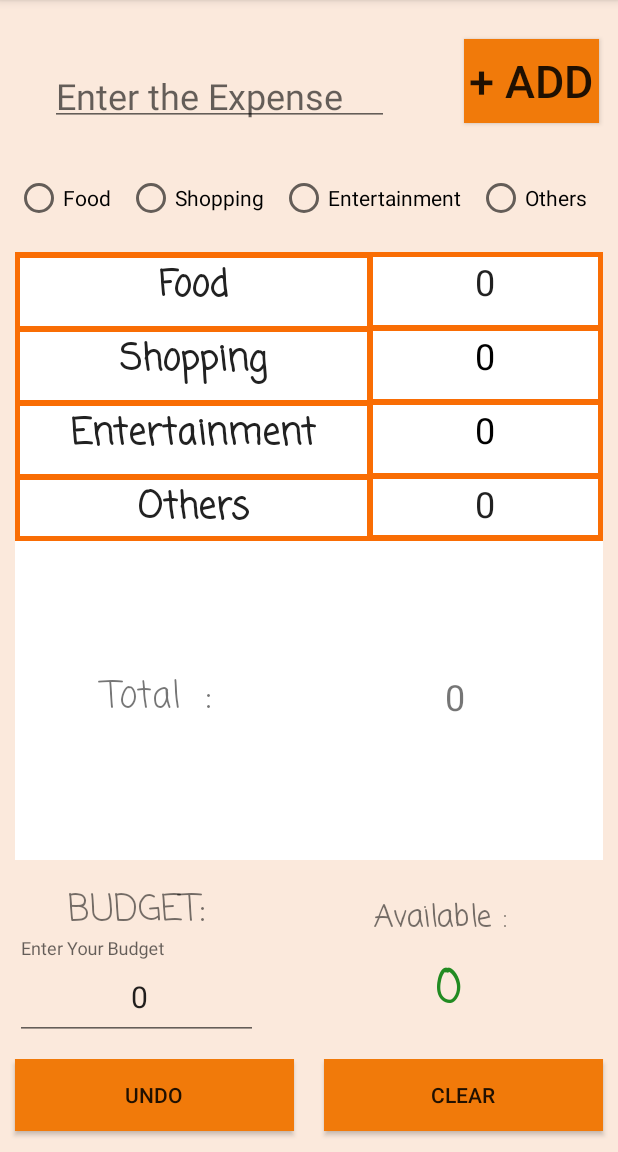
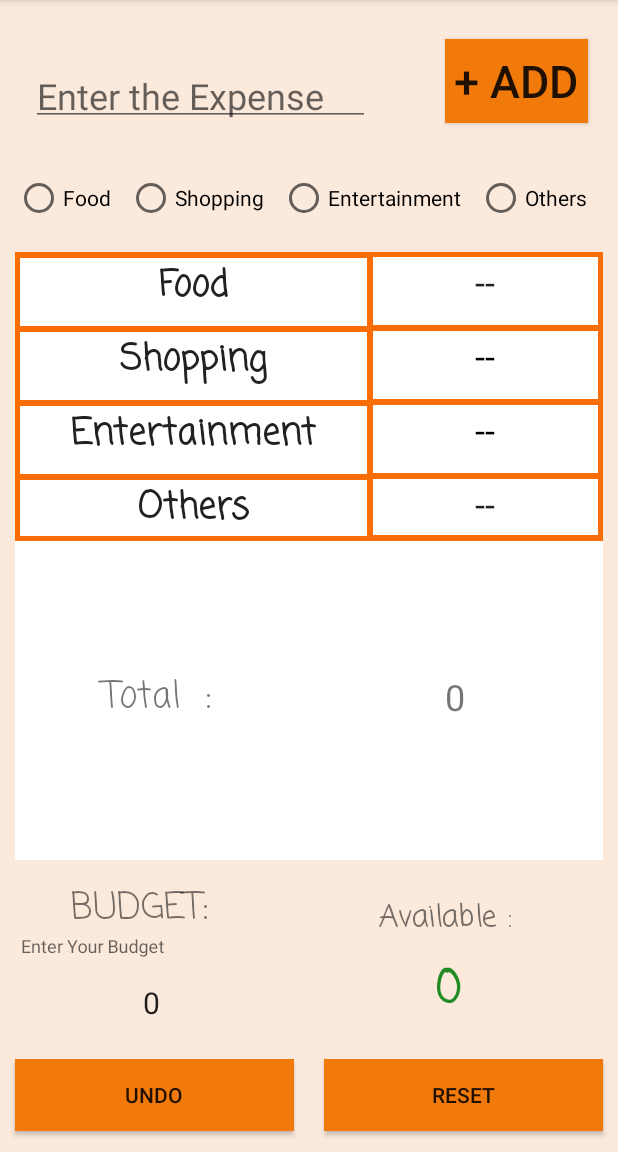
Before and after one commit to chkry/AndroidProjects, an Android app: the screen it shows after launch (MainActivity), on a phone screen of 412 x 824 dp, the part 84-1236 px from its top. Run offline under Robolectric (Android 15) with nearby library versions, the phone set to English and light mode, and no system bars.

Commit message:
Minor Bug fixed

```diff
--- a/ExpenseDiary/app/src/main/java/com/example/rishikumar/expensediary/MainActivity.java
+++ b/ExpenseDiary/app/src/main/java/com/example/rishikumar/expensediary/MainActivity.java
@@ -160,6 +160,10 @@ public class MainActivity extends AppCompatActivity {
                 tv4.setTextColor(Color.rgb(34, 139, 34));
             }
         }
+        if(no1==0){p1.setText("--");}
+        if(no2==0){p2.setText("--");}
+        if(no3==0){p3.setText("--");}
+        if(no4==0){p4.setText("--");}
 
 
 
@@ -221,6 +225,13 @@ public class MainActivity extends AppCompatActivity {
 
 
                 }
+
+
+                if(no1==0){p1.setText("--");}
+                if(no2==0){p2.setText("--");}
+                if(no3==0){p3.setText("--");}
+                if(no4==0){p4.setText("--");}
+
                 myDb.updateData(1,no1, no2, no3, no4, bud, bal,no1o, no2o, no3o, no4o, budo, balo);
 
 
--- a/ExpenseDiary/app/src/main/res/layout/activity_main.xml
+++ b/ExpenseDiary/app/src/main/res/layout/activity_main.xml
@@ -98,7 +98,7 @@
             android:layout_marginRight="10dp"
             android:layout_weight="1"
             android:background="?android:attr/colorFocusedHighlight"
-            android:text="Clear"
+            android:text="Reset"
             android:textSize="14sp" />
     </LinearLayout>
 
@@ -352,24 +352,27 @@
 
             <TextView
                 android:id="@+id/textVcsdiew3"
-                android:layout_width="162dp"
+                android:layout_width="165dp"
                 android:layout_height="wrap_content"
-                android:layout_weight="0.83"
+                android:layout_marginBottom="0dp"
                 android:fontFamily="casual"
                 android:gravity="bottom|center_vertical|center_horizontal"
                 android:text="BUDGET:"
                 android:textSize="24sp"
                 tools:layout_editor_absoluteX="8dp"
-                tools:layout_editor_absoluteY="637dp" />
+                tools:layout_editor_absoluteY="637dp"
+                android:layout_weight="1.93" />
 
             <android.support.design.widget.TextInputLayout
                 android:id="@+id/input_layout_dfsemail"
                 android:layout_width="match_parent"
-                android:layout_height="wrap_content">
+                android:layout_height="69dp"
+                android:weightSum="1">
+
                 <EditText
                     android:id="@+id/ed1"
-                android:layout_width="162dp"
-                android:layout_height="57dp"
+                    android:layout_width="match_parent"
+                    android:layout_height="68dp"
                     android:layout_gravity="bottom"
                     android:allowUndo="false"
                     android:ems="1"
@@ -402,7 +405,7 @@
                 android:layout_weight="0.59"
                 android:fontFamily="casual"
                 android:gravity="bottom|center_vertical|center_horizontal"
-                android:text="Available :"
+                android:text=" Available :"
                 android:textSize="20sp" />
 
             <TextView
@@ -483,12 +486,11 @@
 
         <Button
             android:id="@+id/bt1"
-            android:layout_width="66dp"
+            android:layout_width="match_parent"
             android:layout_height="56dp"
             android:layout_marginLeft="50dp"
-            android:layout_marginRight="0dp"
+            android:layout_marginRight="20dp"
             android:layout_marginTop="0dp"
-            android:layout_weight="0.49"
             android:background="?android:attr/colorFocusedHighlight"
             android:elevation="0dp"
             android:text="+ Add"
```
Lines whose indentation alone changed are shown as unchanged.
